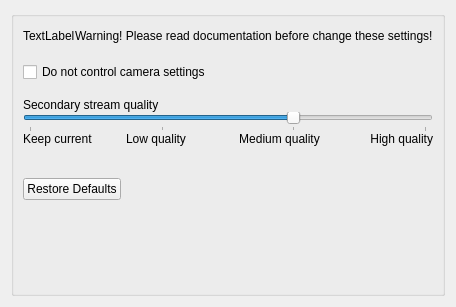
First picture: the form in client/src/ui/widgets/properties/advanced_settings_widget.ui, repository networkoptix/nx_open, before the edit.
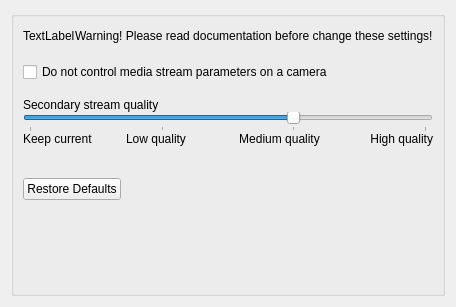
Second picture: the form after the edit.

Patch:
```diff
--- a/client/src/ui/widgets/properties/advanced_settings_widget.ui
+++ b/client/src/ui/widgets/properties/advanced_settings_widget.ui
@@ -73,7 +73,7 @@
       <item>
        <widget class="QCheckBox" name="checkBoxDisableControl">
         <property name="text">
-         <string>Do not control camera settings</string>
+         <string>Do not control media stream parameters on a camera</string>
         </property>
        </widget>
       </item>
```
